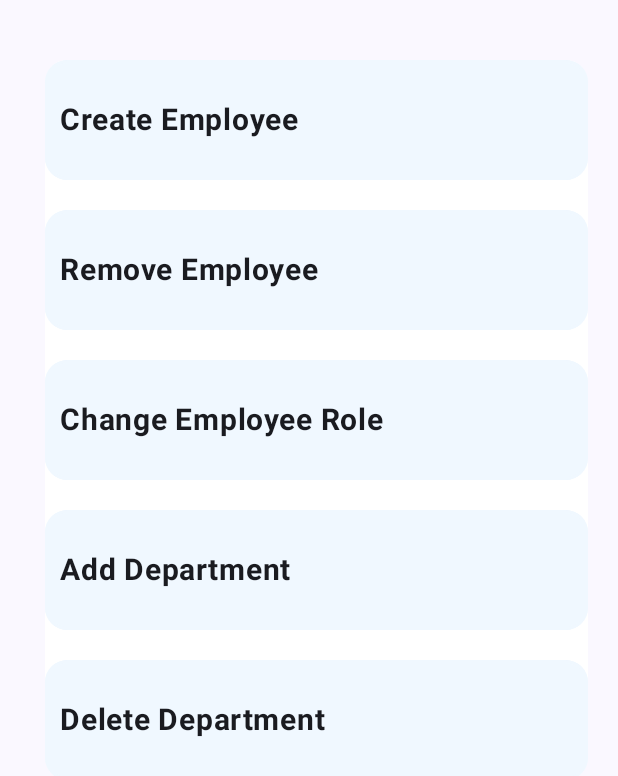
After one commit to gunduzl/TaskManagement, an Android app built with Jetpack Compose: the composable SystemAdministratorScreen shown on its own in the app's theme, on a phone screen of 412 x 824 dp. The commit adds this screen. Shown: the top 776 px of the screen. Run offline under Robolectric (Android 15) with nearby library versions, the phone set to English and light mode, and no system bars.

```diff
--- a/app/src/main/java/com/example/taskmanager/components/navigation/AppNavigation.kt
+++ b/app/src/main/java/com/example/taskmanager/components/navigation/AppNavigation.kt
@@ -20,6 +20,7 @@ import com.example.taskmanager.screens.HomeScreen
 import com.example.taskmanager.screens.ManagerHomeScreen
 import com.example.taskmanager.screens.LeaderBoardScreen
 import com.example.taskmanager.screens.ProfileScreen
+import com.example.taskmanager.screens.SystemAdministratorScreen
 
 
 @Composable
@@ -73,6 +74,13 @@ fun AppNavigation(navControl: NavController){
             composable(route = Screens.ProfileScreen.name){
                 ProfileScreen()
             }
+            composable(route = Screens.SystemAdministratorScreen.name){
+                SystemAdministratorScreen()
+            }
+            /*
+            composable(route = Screens.ManagerHomeScreen.name){
+                ManagerHomeScreen()
+            }*/
 
         }
 
--- a/app/src/main/java/com/example/taskmanager/components/navigation/NavItems.kt
+++ b/app/src/main/java/com/example/taskmanager/components/navigation/NavItems.kt
@@ -28,5 +28,15 @@ val listOfNavItems : List<NavItem> = listOf(
         label = "Profile",
         icon = Icons.Default.Person,
         route = Screens.ProfileScreen.name
-    )
+    ),
+    NavItem(
+        label = "SystemAdministrator",
+        icon = Icons.Default.Person,
+        route = Screens.SystemAdministratorScreen.name
+    )/*
+    NavItem(
+        label = "Manager",
+        icon = Icons.Default.Person,
+        route = Screens.ManagerHomeScreen.name
+    )*/
 )
--- a/app/src/main/java/com/example/taskmanager/components/navigation/Screens.kt
+++ b/app/src/main/java/com/example/taskmanager/components/navigation/Screens.kt
@@ -3,5 +3,7 @@ package com.example.taskmanager.components.navigation
 enum class Screens {
     HomeScreen,
     ProfileScreen,
-    Leaderboard
+    Leaderboard,
+    SystemAdministratorScreen,
+    //ManagerHomeScreen
 }
--- /dev/null
+++ b/app/src/main/java/com/example/taskmanager/screens/SystemAdministratorScreen.kt
@@ -0,0 +1,214 @@
+package com.example.taskmanager.screens
+
+import androidx.compose.foundation.background
+import androidx.compose.foundation.border
+import androidx.compose.foundation.clickable
+import androidx.compose.foundation.lazy.LazyColumn
+import androidx.compose.foundation.layout.Arrangement
+import androidx.compose.foundation.layout.Row
+import androidx.compose.foundation.layout.Spacer
+import androidx.compose.foundation.layout.fillMaxSize
+import androidx.compose.foundation.layout.fillMaxWidth
+import androidx.compose.foundation.layout.height
+import androidx.compose.foundation.layout.padding
+import androidx.compose.foundation.shape.RoundedCornerShape
+import androidx.compose.material3.Text
+import androidx.compose.runtime.Composable
+import androidx.compose.runtime.mutableStateOf
+import androidx.compose.ui.Alignment
+import androidx.compose.ui.Modifier
+import androidx.compose.ui.graphics.Color
+import androidx.compose.ui.text.font.FontWeight
+import androidx.compose.ui.text.style.TextAlign
+import androidx.compose.ui.unit.dp
+import androidx.compose.ui.unit.sp
+import androidx.compose.foundation.layout.Box
+import androidx.compose.foundation.layout.Column
+import androidx.compose.foundation.layout.fillMaxHeight
+import androidx.compose.foundation.layout.width
+import androidx.compose.material3.MaterialTheme
+import androidx.compose.runtime.getValue
+import androidx.compose.runtime.remember
+import androidx.compose.runtime.setValue
+import androidx.compose.ui.graphics.SolidColor
+
+@Composable
+fun SystemAdministratorScreen(){
+  MaterialTheme{
+      Column(
+          modifier = Modifier
+              .fillMaxHeight()
+              .width(800.dp)
+              .padding(top = 30.dp, start = 20.dp, end = 10.dp)
+          ,
+          horizontalAlignment = Alignment.Start,
+      ){
+
+          LazyColumn(
+              modifier = Modifier
+                  .padding(10.dp)
+                  .background(SolidColor(Color.White), shape = RoundedCornerShape(15.dp))
+
+          ) {
+              item{
+                  CreateEmployee()
+                  Spacer(modifier = Modifier.height(20.dp))
+                  RemoveEmployee()
+                  Spacer(modifier = Modifier.height(20.dp))
+                  ChangeEmployeeRole()
+                  Spacer(modifier = Modifier.height(20.dp))
+                  AddDepartment()
+                  Spacer(modifier = Modifier.height(20.dp))
+                  DeleteDepartment()
+
+
+
+              }
+          }
+      }
+  }
+}
+//deneme
+@Composable
+fun CreateEmployee(){
+    var showDialog by remember { mutableStateOf(false) }
+    Row(
+       modifier = Modifier
+           .background(Color(0xFFF0F8FF), shape = RoundedCornerShape(15.dp))
+           .border(2.dp, Color(0xFFF0F8FF), shape = RoundedCornerShape(15.dp))
+           .fillMaxWidth()
+           .padding(10.dp)
+           .height(60.dp)
+           .clickable { showDialog = true },
+        horizontalArrangement = Arrangement.Center,
+        verticalAlignment = Alignment.CenterVertically
+
+    ){
+        Text(text = "Create Employee", fontSize = 20.sp, textAlign = TextAlign.Left, fontWeight = FontWeight.Bold)
+
+        Box(
+            modifier = Modifier
+                .fillMaxSize()
+                .padding(5.dp),
+            contentAlignment = Alignment.BottomEnd
+        ) {
+
+        }
+
+    }
+}
+
+@Composable
+fun RemoveEmployee(){
+    var showDialog by remember { mutableStateOf(false) }
+    Row(
+        modifier = Modifier
+            .background(Color(0xFFF0F8FF), shape = RoundedCornerShape(15.dp))
+            .border(2.dp, Color(0xFFF0F8FF), shape = RoundedCornerShape(15.dp))
+            .fillMaxWidth()
+            .padding(10.dp)
+            .height(60.dp)
+            .clickable { showDialog = true },
+        horizontalArrangement = Arrangement.Center,
+        verticalAlignment = Alignment.CenterVertically
+
+    ){
+        Text(text = "Remove Employee", fontSize = 20.sp, textAlign = TextAlign.Left, fontWeight = FontWeight.Bold)
+
+        Box(
+            modifier = Modifier
+                .fillMaxSize()
+                .padding(5.dp),
+            contentAlignment = Alignment.BottomEnd
+        ) {
+
+        }
+
+    }
+}
+
+@Composable
+fun ChangeEmployeeRole(){
+    var showDialog by remember { mutableStateOf(false) }
+    Row(
+        modifier = Modifier
+            .background(Color(0xFFF0F8FF), shape = RoundedCornerShape(15.dp))
+            .border(2.dp, Color(0xFFF0F8FF), shape = RoundedCornerShape(15.dp))
+            .fillMaxWidth()
+            .padding(10.dp)
+            .height(60.dp)
+            .clickable { showDialog = true },
+        horizontalArrangement = Arrangement.Center,
+        verticalAlignment = Alignment.CenterVertically
+
+    ){
+        Text(text = "Change Employee Role", fontSize = 20.sp, textAlign = TextAlign.Left, fontWeight = FontWeight.Bold)
+
+        Box(
+            modifier = Modifier
+                .fillMaxSize()
+                .padding(5.dp),
+            contentAlignment = Alignment.BottomEnd
+        ) {
+
+        }
+
+    }
+}
+@Composable
+fun AddDepartment(){
+    var showDialog by remember { mutableStateOf(false) }
+    Row(
+        modifier = Modifier
+            .background(Color(0xFFF0F8FF), shape = RoundedCornerShape(15.dp))
+            .border(2.dp, Color(0xFFF0F8FF), shape = RoundedCornerShape(15.dp))
+            .fillMaxWidth()
+            .padding(10.dp)
+            .height(60.dp)
+            .clickable { showDialog = true },
+        horizontalArrangement = Arrangement.Center,
+        verticalAlignment = Alignment.CenterVertically
+
+    ){
+        Text(text = "Add Department", fontSize = 20.sp, textAlign = TextAlign.Left, fontWeight = FontWeight.Bold)
+
+        Box(
+            modifier = Modifier
+                .fillMaxSize()
+                .padding(5.dp),
+            contentAlignment = Alignment.BottomEnd
+        ) {
+
+        }
+
+    }
+}
+
+@Composable
+fun DeleteDepartment(){
+    var showDialog by remember { mutableStateOf(false) }
+    Row(
+        modifier = Modifier
+            .background(Color(0xFFF0F8FF), shape = RoundedCornerShape(15.dp))
+            .border(2.dp, Color(0xFFF0F8FF), shape = RoundedCornerShape(15.dp))
+            .fillMaxWidth()
+            .padding(10.dp)
+            .height(60.dp)
+            .clickable { showDialog = true },
+        horizontalArrangement = Arrangement.Center,
+        verticalAlignment = Alignment.CenterVertically
+
+    ){
+        Text(text = "Delete Department", fontSize = 20.sp, textAlign = TextAlign.Left, fontWeight = FontWeight.Bold)
+
+        Box(
+            modifier = Modifier
+                .fillMaxSize()
+                .padding(5.dp),
+            contentAlignment = Alignment.BottomEnd
+        ) {
+
+        }
+
+    }
+}
```
